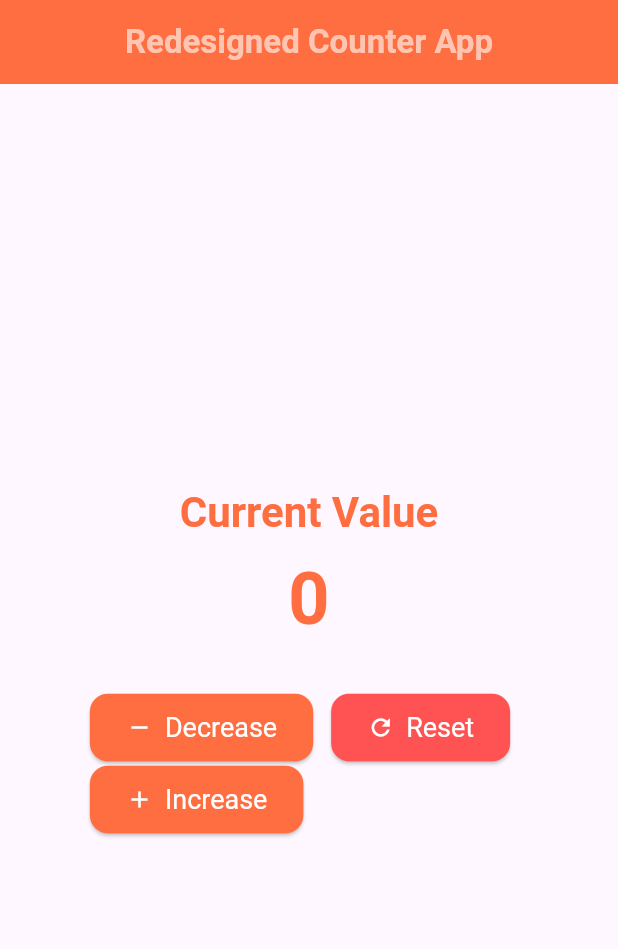
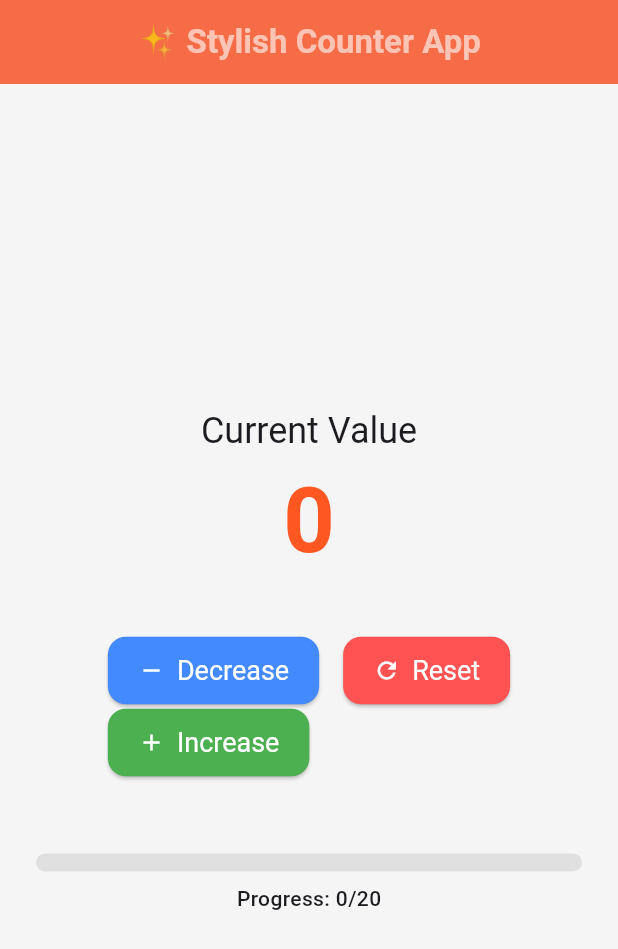
Before and after one commit to Shougotmollik/counter_app_ic, a Flutter app: the screen it shows after launch, after a tap on "Decrease", on a phone screen of 412 x 824 dp. Shown: the top 949 px of the screen. Run offline on Flutter 3.47's test engine with Material 3 defaults, Android fonts, the phone set to English and light mode, and no system bars; our stand-ins replace flutter_bloc.

Commit message:
- manage state using Bloc in counter app

```diff
--- /dev/null
+++ b/lib/counter_cubit/counter_cubit.dart
@@ -0,0 +1,19 @@
+import 'package:flutter_bloc/flutter_bloc.dart';
+
+class CounterCubit extends Cubit<int> {
+  CounterCubit() : super(0);
+
+  void increment() {
+    if (state < 20) {
+      emit(state + 1);
+    }
+  }
+
+  void decrement() {
+    if (state > 0) {
+      emit(state - 1);
+    }
+  }
+
+  void reset() => emit(0);
+}
--- a/lib/counter_screen.dart
+++ b/lib/counter_screen.dart
@@ -1,4 +1,6 @@
+import 'package:counter_app_ic/counter_cubit/counter_cubit.dart';
 import 'package:flutter/material.dart';
+import 'package:flutter_bloc/flutter_bloc.dart';
 
 class CounterScreen extends StatefulWidget {
   const CounterScreen({super.key});
@@ -8,76 +10,120 @@ class CounterScreen extends StatefulWidget {
 }
 
 class _CounterScreenState extends State<CounterScreen> {
-  int _counter = 0;
-
   @override
   Widget build(BuildContext context) {
     final theme = Theme.of(context).textTheme;
 
     return Scaffold(
+      backgroundColor: Colors.grey.shade100,
       appBar: AppBar(
-        title: const Text('Redesigned Counter App'),
+        title: const Text('✨ Stylish Counter App'),
         centerTitle: true,
+        elevation: 2,
       ),
-      body: Padding(
+      body: BlocBuilder<CounterCubit, int>(
+        builder: (BuildContext context, state) {
+          return Padding(
             padding: const EdgeInsets.all(24.0),
             child: Center(
               child: Column(
                 mainAxisAlignment: MainAxisAlignment.center,
                 children: [
-              Text('Current Value', style: theme.headlineMedium),
+                  Text('Current Value', style: theme.headlineSmall),
                   const SizedBox(height: 10),
-              Text(
-                '$_counter',
-                style: theme.headlineMedium?.copyWith(fontSize: 48),
+                  AnimatedSwitcher(
+                    duration: const Duration(milliseconds: 400),
+                    transitionBuilder: (child, anim) =>
+                        ScaleTransition(scale: anim, child: child),
+                    child: Text(
+                      '$state',
+                      key: ValueKey(state),
+                      style: theme.displayMedium?.copyWith(
+                        fontSize: 60,
+                        fontWeight: FontWeight.bold,
+                        color: Colors.deepOrange,
                       ),
-              const SizedBox(height: 30),
+                    ),
+                  ),
+                  const SizedBox(height: 40),
+
                   Wrap(
+                    spacing: 16,
                     children: [
                       ElevatedButton.icon(
-                    onPressed: _decrement,
+                        onPressed: context.read<CounterCubit>().decrement,
                         icon: const Icon(Icons.remove),
                         label: const Text('Decrease'),
+                        style: ElevatedButton.styleFrom(
+                          backgroundColor: Colors.blueAccent,
+                          foregroundColor: Colors.white,
+                          padding: const EdgeInsets.symmetric(
+                            horizontal: 20,
+                            vertical: 12,
                           ),
-                  const SizedBox(width: 12),
+                          shape: RoundedRectangleBorder(
+                            borderRadius: BorderRadius.circular(12),
+                          ),
+                        ),
+                      ),
                       ElevatedButton.icon(
-                    onPressed: _reset,
+                        onPressed: context.read<CounterCubit>().reset,
                         icon: const Icon(Icons.refresh),
                         label: const Text('Reset'),
                         style: ElevatedButton.styleFrom(
                           backgroundColor: Colors.redAccent,
+                          foregroundColor: Colors.white,
+                          padding: const EdgeInsets.symmetric(
+                            horizontal: 20,
+                            vertical: 12,
+                          ),
+                          shape: RoundedRectangleBorder(
+                            borderRadius: BorderRadius.circular(12),
                           ),
                         ),
-                  const SizedBox(width: 12),
+                      ),
                       ElevatedButton.icon(
-                    onPressed: _increment,
+                        onPressed: context.read<CounterCubit>().increment,
                         icon: const Icon(Icons.add),
                         label: const Text('Increase'),
+                        style: ElevatedButton.styleFrom(
+                          backgroundColor: Colors.green,
+                          foregroundColor: Colors.white,
+                          padding: const EdgeInsets.symmetric(
+                            horizontal: 20,
+                            vertical: 12,
+                          ),
+                          shape: RoundedRectangleBorder(
+                            borderRadius: BorderRadius.circular(12),
+                          ),
+                        ),
                       ),
                     ],
+                  ),
+
+                  const SizedBox(height: 50),
+
+                  // Progress bar for fun (limit 0–10)
+                  LinearProgressIndicator(
+                    value: (state.clamp(0, 20)) / 20,
+                    backgroundColor: Colors.grey.shade300,
+                    color: Colors.deepOrange,
+                    minHeight: 12,
+                    borderRadius: BorderRadius.circular(8),
+                  ),
+                  const SizedBox(height: 8),
+                  Text(
+                    "Progress: ${(state.clamp(0, 20))}/20",
+                    style: theme.bodyMedium?.copyWith(
+                      fontWeight: FontWeight.w500,
+                    ),
                   ),
                 ],
               ),
             ),
+          );
+        },
       ),
     );
   }
-
-  void _increment() {
-    setState(() {
-      _counter++;
-    });
 }
-
-  void _decrement() {
-    setState(() {
-      if (_counter > 0) _counter--;
-    });
-  }
-
-  void _reset() {
-    setState(() {
-      _counter = 0;
-    });
-  }
-}
--- a/lib/main.dart
+++ b/lib/main.dart
@@ -1,6 +1,13 @@
 import 'package:counter_app_ic/app.dart';
+import 'package:counter_app_ic/counter_cubit/counter_cubit.dart';
 import 'package:flutter/material.dart';
+import 'package:flutter_bloc/flutter_bloc.dart';
 
-void main(){
-  runApp(const CounterApp());
+void main() {
+  runApp(
+    MultiBlocProvider(
+      providers: [BlocProvider(create: (context) => CounterCubit())],
+      child: const CounterApp(),
+    ),
+  );
 }
--- a/pubspec.yaml
+++ b/pubspec.yaml
@@ -34,6 +34,7 @@ dependencies:
   # The following adds the Cupertino Icons font to your application.
   # Use with the CupertinoIcons class for iOS style icons.
   cupertino_icons: ^1.0.8
+  flutter_bloc: ^9.1.1
 
 dev_dependencies:
   flutter_test:
```
Also changed, not shown: pubspec.lock, 2 other files. Lines whose indentation alone changed are shown as unchanged.
